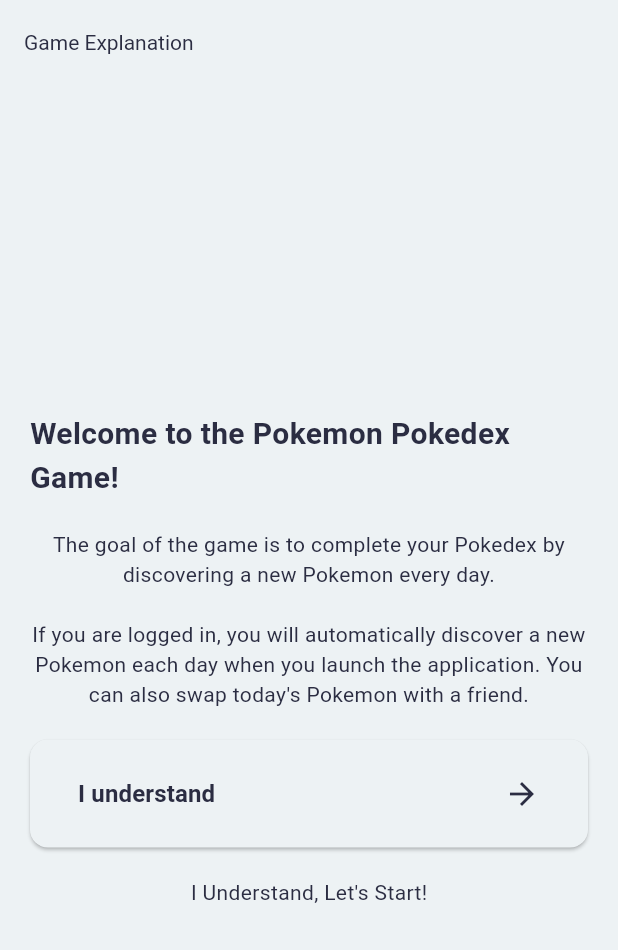
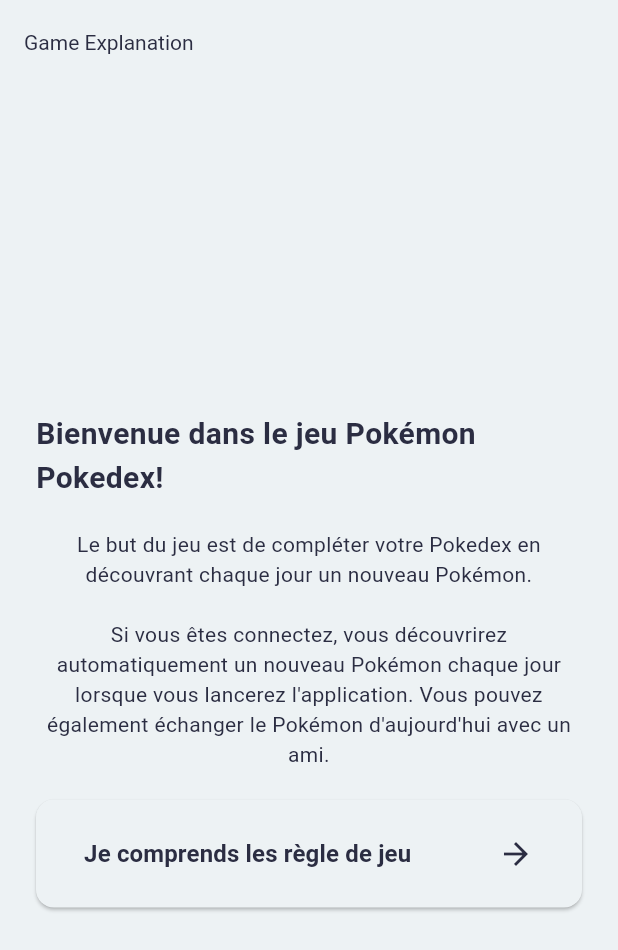
Before and after one commit to SachaBarbet/BeSacha, a Flutter app: the GameExplanationPage screen opened by its route, on a phone screen of 412 x 824 dp. Shown: the top 950 px of the screen. Run offline on Flutter 3.47's test engine with Material 3 defaults, Android fonts, the phone set to English and light mode, and no system bars; our stand-ins replace cloud_firestore, firebase_auth, firebase_core, fluttertoast, go_router, shared_preferences; accounts and stored records are empty; generated files the repository leaves out were written again.

Commit message:
Add redirect option and fix translation to french

```diff
--- a/lib/main.dart
+++ b/lib/main.dart
@@ -51,11 +51,18 @@ final GoRouter _router = GoRouter(
     GoRoute(
       path: '/',
       builder: (context, state) => const LoadingPage(),
-      redirect: (_, __) => AppFirebase.isUserConnected ? '/home' : '/authentication',
+      redirect: (_, __) {
+        bool? hadRules = LocalStorage.read('rules');
+        return hadRules!=null && hadRules ? AppFirebase.isUserConnected ? '/home' : '/authentication' : '/rules';
+      },
     ),
     GoRoute(path: '/rules',
     name:'rules',
     builder: (context, state) => const GameExplanationPage(),
+    redirect: (_, __) {
+        bool? hadRules = LocalStorage.read('rules');
+        return hadRules!=null && hadRules ? null : AppFirebase.isUserConnected ? '/home' : '/authentication';
+     },
     ),
     GoRoute(
       path: '/home',
--- a/lib/pages/game_explanation_page.dart
+++ b/lib/pages/game_explanation_page.dart
@@ -1,5 +1,7 @@
+import 'package:be_sacha/services/local_storage.dart';
 import 'package:flutter/material.dart';
 
+import '../assets/app_design_system.dart';
 import '../widgets/redirect_button.dart';
 
 class GameExplanationPage extends StatelessWidget {
@@ -11,34 +13,37 @@ class GameExplanationPage extends StatelessWidget {
       appBar: AppBar(
         title: const Text('Game Explanation'),
       ),
-      body: const Padding(
-        padding: EdgeInsets.all(20.0),
+      body: Padding(
+        padding: const EdgeInsets.symmetric(
+          horizontal: AppDesignSystem.defaultPadding * 1.5,
+          vertical: AppDesignSystem.defaultPadding,
+        ),
         child: Column(
           crossAxisAlignment: CrossAxisAlignment.center,
           mainAxisAlignment: MainAxisAlignment.center,
           children: [
-            Text(
-              'Welcome to the Pokemon Pokedex Game!',
+            const Text(
+              'Bienvenue dans le jeu Pokémon Pokedex!',
               style: TextStyle(
                 fontSize: 20,
                 fontWeight: FontWeight.bold,
               ),
             ),
-            SizedBox(height: 20),
-            Text(
-              'The goal of the game is to complete your Pokedex by discovering a new Pokemon every day.',
+            const SizedBox(height: 20),
+            const Text(
+              'Le but du jeu est de compléter votre Pokedex en découvrant chaque jour un nouveau Pokémon.',
               textAlign: TextAlign.center,
             ),
-            SizedBox(height: 20),
-            Text(
-              'If you are logged in, you will automatically discover a new Pokemon each day when you launch the application. You can also swap today\'s Pokemon with a friend.',
+            const SizedBox(height: 20),
+            const Text(
+              'Si vous êtes connectez, vous découvrirez automatiquement un nouveau Pokémon chaque jour lorsque vous lancerez l\'application. Vous pouvez également échanger le Pokémon d\'aujourd\'hui avec un ami.',
               textAlign: TextAlign.center,
             ),
-            SizedBox(height: 20),
-            RedirectButton(redirectName: 'login', buttonText: 'I understand'),
-
-            SizedBox(height: 20),
-            Text('I Understand, Let\'s Start!'),
+            const SizedBox(height: 20),
+            RedirectButton(redirectName: 'authentication', buttonText: 'Je comprends les règle de jeu',
+                onPressed: (){
+              LocalStorage.write('rules', true);
+            }),
           ],
         ),
       ),
--- a/lib/widgets/redirect_button.dart
+++ b/lib/widgets/redirect_button.dart
@@ -10,6 +10,7 @@ class RedirectButton extends StatelessWidget {
   final Color? buttonColor;
   final Color? textColor;
   final bool isSmall;
+  final void Function()? onPressed;
   final bool enabled;
 
   const RedirectButton({
@@ -18,6 +19,7 @@ class RedirectButton extends StatelessWidget {
     required this.buttonText,
     this.buttonColor,
     this.textColor,
+    this.onPressed,
     this.isSmall = false,
     this.enabled = true,
   });
@@ -44,6 +46,7 @@ class RedirectButton extends StatelessWidget {
       onPressed: () {
         FocusScopeNode currentFocus = FocusScope.of(context);
         if (!currentFocus.hasPrimaryFocus) currentFocus.unfocus();
+        if(onPressed!=null && enabled) onPressed;
         if (redirectName.isNotEmpty && enabled) context.pushNamed(redirectName);
       },
       child: Padding(
```
Also changed, not shown: lib/pages/first_connection_page.dart (added).
